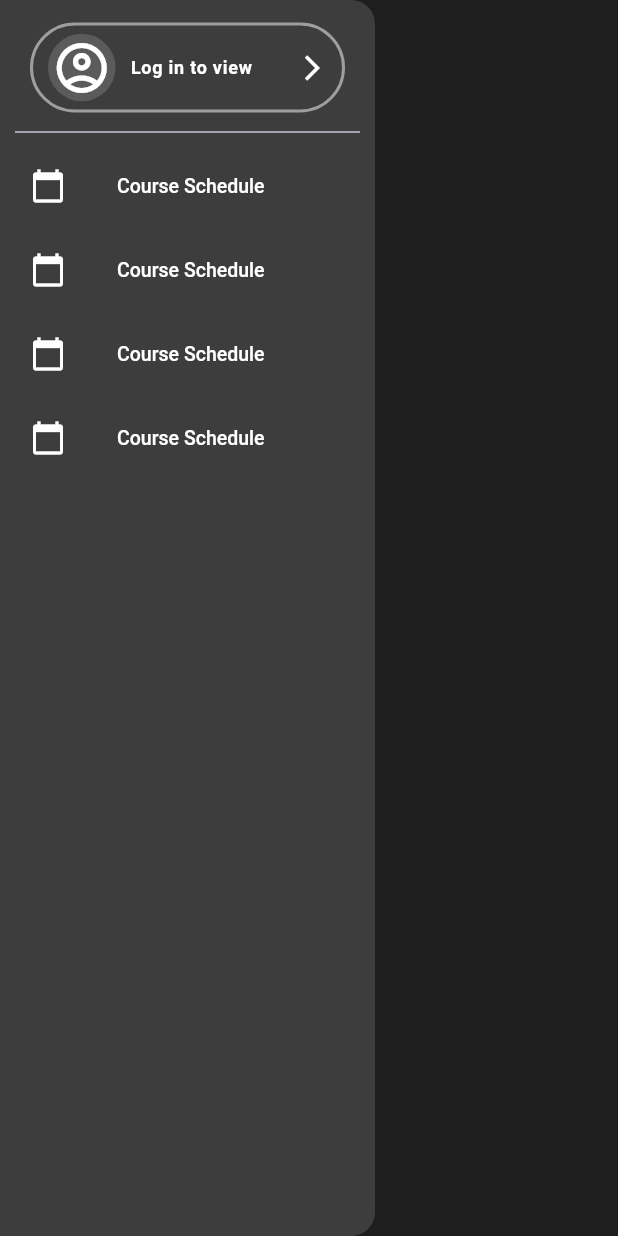
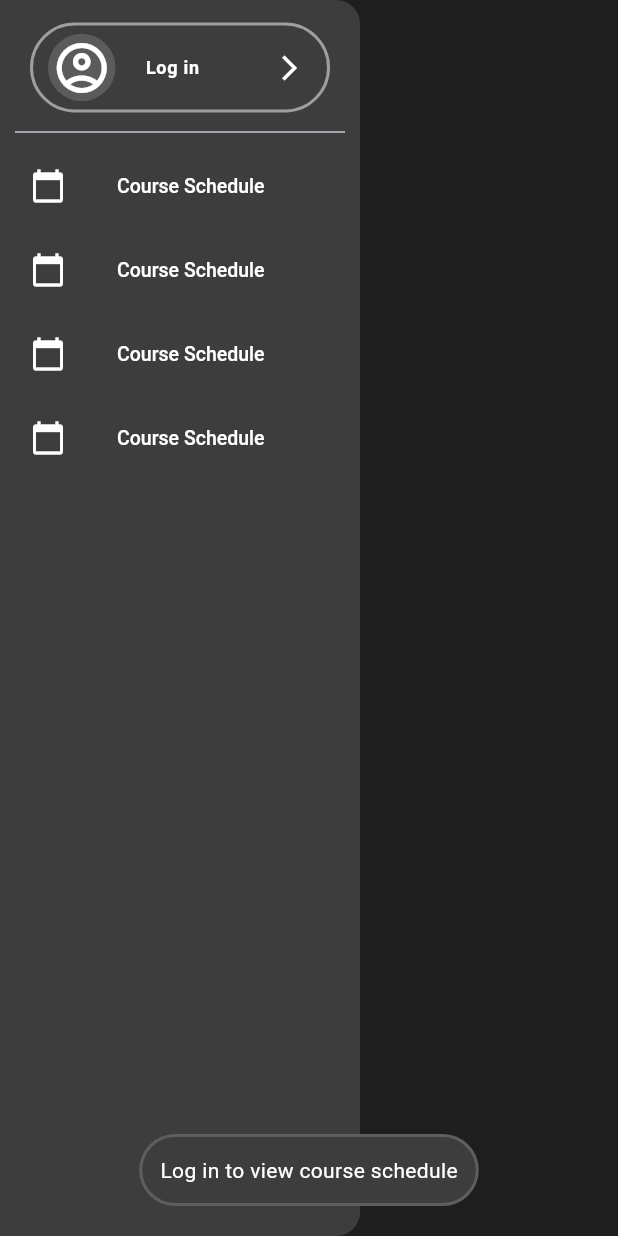
Before and after one commit to nightlan1015297/Collegenius-v2, a Flutter app: the CollegeniusDrawer widget shown alone on an empty page, opened directly, after a tap on "Course Schedule", on a phone screen of 412 x 824 dp. Run offline on Flutter 3.47's test engine with Material 3 defaults, Android fonts, the phone set to English and light mode, and no system bars; our stand-ins replace cookie_jar, dio, dio_cookie_manager, either_dart, equatable, flutter_bloc and 3 more.

Commit message:
feat: implement application drawer

```diff
--- a/lib/presentation/drawer/app_drawer.dart
+++ b/lib/presentation/drawer/app_drawer.dart
@@ -1,24 +1,33 @@
+import 'package:collegenius/core/utils/collegenius_snackbar.dart';
+import 'package:collegenius/presentation/bloc/auth_bloc/auth_bloc.dart';
 import 'package:flutter/material.dart';
+import 'package:flutter_bloc/flutter_bloc.dart';
 
 class CollegeniusDrawer extends StatelessWidget {
   const CollegeniusDrawer({super.key});
 
   @override
   Widget build(BuildContext context) {
-    final theme = Theme.of(context);
+    return BlocBuilder<AuthBloc, AuthState>(
+      builder: (context, state) {
         return SizedBox(
-        width: 250,
+            width: 240,
             child: Drawer(
               child: ListView(
                 padding: const EdgeInsets.symmetric(horizontal: 10),
                 children: [
-              const CollegeniusDrawerHeader(),
+                  CollegeniusDrawerHeader(authState: state),
                   const Divider(),
                   ListTile(
                     title: const Text('Course Schedule'),
                     leading: const Icon(Icons.calendar_today),
                     onTap: () {
-                  print('aaa');
+                      if (state.runtimeType != AuthenticatedMultiple) {
+                        collegeniusSnackBar(context,'Log in to view course schedule');
+                        return;
+                      } else {
+                        Navigator.of(context).pushNamed('/courseschedule');
+                      }
                     },
                   ),
                   ListTile(
@@ -45,20 +54,45 @@ class CollegeniusDrawer extends StatelessWidget {
                 ],
               ),
             ));
+      },
+    );
   }
 }
 
 class CollegeniusDrawerHeader extends StatelessWidget {
-  const CollegeniusDrawerHeader({super.key});
+  final AuthState authState;
+  const CollegeniusDrawerHeader({super.key, required this.authState});
 
+  @override
+  Widget build(BuildContext context) {
+    switch (authState.runtimeType) {
+      case const (AuthenticatedMultiple):
+        return const CollegeniusDrawerHeaderAuthenticated();
+      default:
+        return const CollegeniusDrawerHeaderUnauthenticated();
+    }
+  }
+}
+
+class CollegeniusDrawerHeaderUnauthenticated extends StatelessWidget {
+  const CollegeniusDrawerHeaderUnauthenticated({
+    super.key,
+  });
   @override
   Widget build(BuildContext context) {
     final theme = Theme.of(context);
     return SizedBox(
-      width: 240,
+      width: 200,
       height: 80,
       child: Padding(
         padding: const EdgeInsets.fromLTRB(10, 15, 10, 5),
+        child: InkWell(
+          customBorder: RoundedRectangleBorder(
+            borderRadius: BorderRadius.circular(40),
+          ),
+          onTap: () {
+            Navigator.of(context).pushNamed('/login');
+          },
           child: Container(
             height: 80,
             decoration: BoxDecoration(
@@ -87,12 +121,12 @@ class CollegeniusDrawerHeader extends StatelessWidget {
                         size: 40,
                       ),
                     ),
-                  const SizedBox(width: 10),
+                    const SizedBox(width: 20),
                     Text(
-                    'Log in to view',
+                      'Log in',
                       style: theme.textTheme.labelMedium,
                     ),
-                  const SizedBox(width: 30),
+                    const SizedBox(width: 50),
                     const Icon(
                       Icons.arrow_forward_ios,
                       size: 20,
@@ -103,6 +137,77 @@ class CollegeniusDrawerHeader extends StatelessWidget {
             ),
           ),
         ),
+      ),
     );
   }
 }
+
+class CollegeniusDrawerHeaderAuthenticated extends StatelessWidget {
+  const CollegeniusDrawerHeaderAuthenticated({
+    super.key,
+  });
+  @override
+  Widget build(BuildContext context) {
+    final theme = Theme.of(context);
+    return SizedBox(
+      width: 200,
+      height: 80,
+      child: Padding(
+        padding: const EdgeInsets.fromLTRB(10, 15, 10, 5),
+        child: InkWell(
+          customBorder: RoundedRectangleBorder(
+            borderRadius: BorderRadius.circular(40),
+          ),
+          onTap: () {
+            Navigator.of(context).pushNamed('/login');
+          },
+          child: Container(
+            height: 80,
+            decoration: BoxDecoration(
+              borderRadius: BorderRadius.circular(40),
+              border: Border.all(
+                color: Colors.grey,
+                width: 2,
+              ),
+            ),
+            child: InkWell(
+              child: Align(
+                alignment: Alignment.centerLeft,
+                child: Padding(
+                  padding: const EdgeInsets.only(left: 10),
+                  child: Row(
+                    crossAxisAlignment: CrossAxisAlignment.center,
+                    children: [
+                      Container(
+                        width: 45,
+                        height: 45,
+                        decoration: BoxDecoration(
+                          color: const Color.fromARGB(255, 91, 91, 91),
+                          borderRadius: BorderRadius.circular(22.5),
+                        ),
+                        child: const Icon(
+                          Icons.account_circle_outlined,
+                          size: 40,
+                        ),
+                      ),
+                      const SizedBox(width: 10),
+                      Text(
+                        'Welcome',
+                        style: theme.textTheme.labelMedium,
+                      ),
+                      const SizedBox(width: 50),
+                      const Icon(
+                        Icons.arrow_forward_ios,
+                        size: 20,
+                      ),
+                    ],
+                  ),
+                ),
+              ),
+            ),
+          ),
+        ),
+      ),
+    );
+  }
+}
```
Lines whose indentation alone changed are shown as unchanged.
